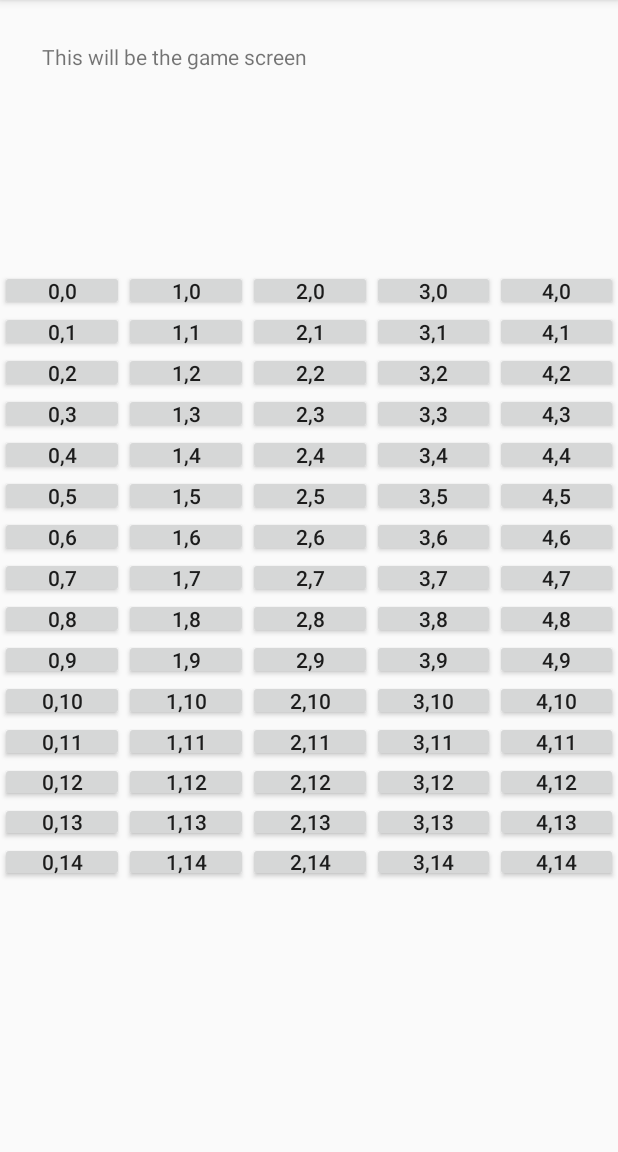
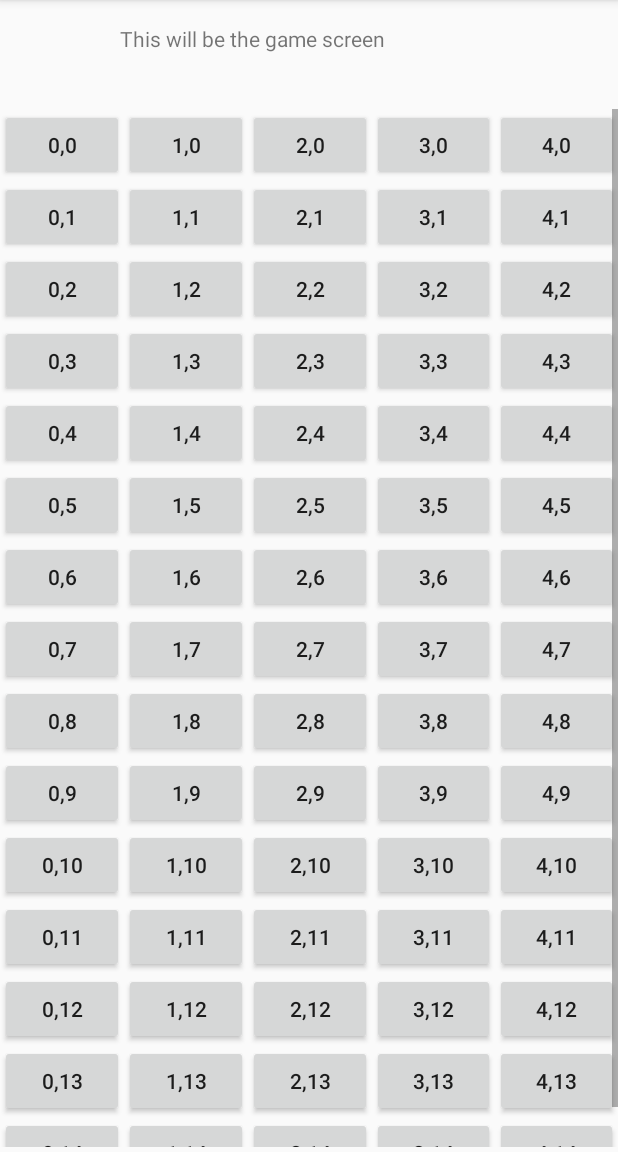
Before and after one commit to xuetianw/Dragom-Seeker-Game, an Android app: the GameActivity screen opened directly, with no data from a screen before it, on a phone screen of 412 x 824 dp, the part 84-1236 px from its top. Run offline under Robolectric (Android 15) with nearby library versions, the phone set to English and light mode, and no system bars.

Commit message:
added scrollView

```diff
--- a/app/src/main/res/layout/activity_game.xml
+++ b/app/src/main/res/layout/activity_game.xml
@@ -8,33 +8,55 @@
 
     <ImageView
         android:id="@+id/backgroundImageID"
+        android:layout_width="0dp"
+        android:layout_height="0dp"
         android:scaleType="centerCrop"
-        android:layout_height="match_parent"
-        android:layout_width="match_parent" />
+        app:layout_constraintBottom_toBottomOf="parent"
+        app:layout_constraintEnd_toEndOf="parent"
+        app:layout_constraintStart_toStartOf="parent"
+        app:layout_constraintTop_toTopOf="parent" />
 
     <TextView
         android:id="@+id/gameID"
         android:layout_width="wrap_content"
-        android:layout_height="0dp"
-        android:layout_marginStart="28dp"
-        android:layout_marginTop="28dp"
+        android:layout_height="27dp"
+        android:layout_marginBottom="29dp"
+        android:layout_marginStart="80dp"
+        android:layout_marginTop="16dp"
         android:text="@string/this_will_be_the_game_screen"
+        app:layout_constraintBottom_toTopOf="@+id/scrollView3"
         app:layout_constraintStart_toStartOf="parent"
         app:layout_constraintTop_toTopOf="parent"
-        tools:ignore="MissingConstraints"
-        android:layout_marginLeft="28dp" />
+        tools:ignore="MissingConstraints" />
 
-    <TableLayout
-        android:id="@+id/tableForButtons"
+    <ScrollView
+        android:id="@+id/scrollView3"
         android:layout_width="0dp"
-        android:layout_height="408dp"
-        android:layout_below="@+id/gameID"
-        android:stretchColumns="*"
+        android:layout_height="0dp"
+        android:layout_marginBottom="3dp"
         app:layout_constraintBottom_toBottomOf="parent"
         app:layout_constraintEnd_toEndOf="parent"
         app:layout_constraintStart_toStartOf="parent"
-        app:layout_constraintTop_toTopOf="parent">
+        app:layout_constraintTop_toBottomOf="@+id/gameID">
 
-    </TableLayout>
+        <LinearLayout
+            android:layout_width="match_parent"
+            android:layout_height="wrap_content"
+            android:orientation="vertical">
+
+            <TableLayout
+                android:id="@+id/tableForButtons"
+                android:layout_width="match_parent"
+                android:layout_height="match_parent"
+                android:layout_below="@+id/gameID"
+                android:stretchColumns="*"
+                app:layout_constraintBottom_toBottomOf="parent"
+                app:layout_constraintEnd_toEndOf="parent"
+                app:layout_constraintStart_toStartOf="parent"
+                app:layout_constraintTop_toTopOf="parent">
+
+            </TableLayout>
+        </LinearLayout>
+    </ScrollView>
 
 </android.support.constraint.ConstraintLayout>
```
